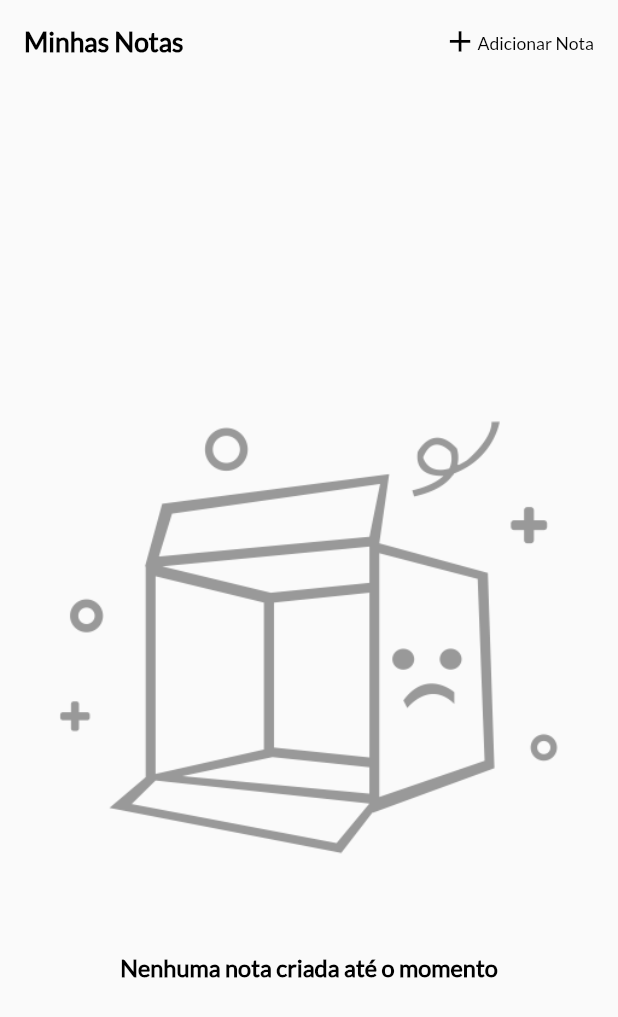
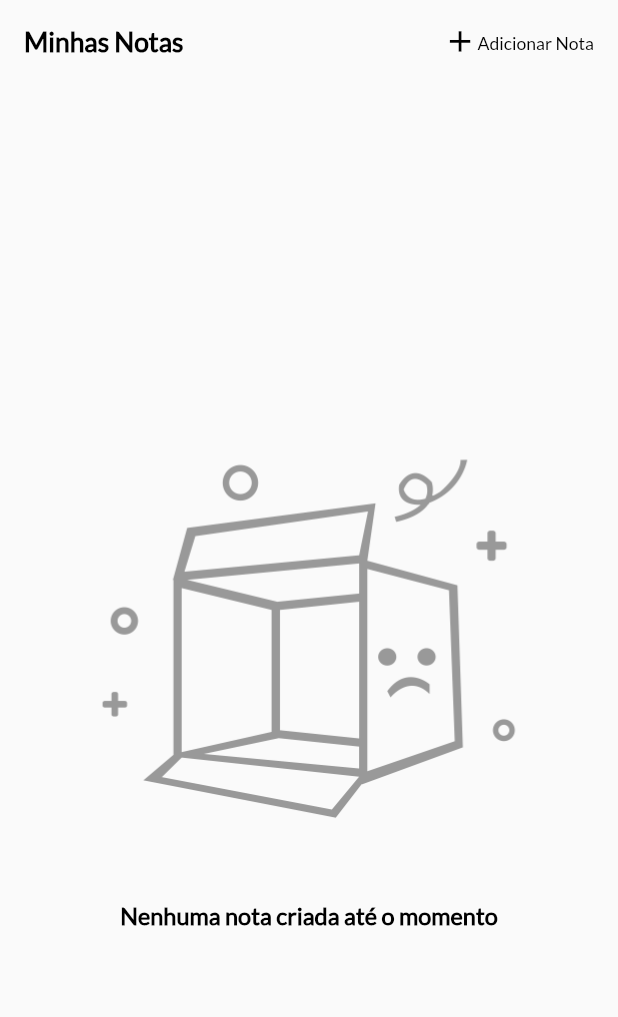
Before and after one commit to AntonioRNeto216/checklist, a Flutter app: the screen it shows after launch, on a phone screen of 412 x 824 dp. Shown: the top 1017 px of the screen. Run offline on Flutter 3.47's test engine with Material 2 defaults, Android fonts, the phone set to English and light mode, and no system bars; our stand-ins replace sqflite; accounts and stored records are empty.

Commit message:
Imagem com height e width

```diff
--- a/lib/screens/minhasnotas/minhas_notas.dart
+++ b/lib/screens/minhasnotas/minhas_notas.dart
@@ -129,7 +129,11 @@ class _MinhasNotasState extends State<MinhasNotas> {
                     child: Column(
                       mainAxisAlignment: MainAxisAlignment.center,
                       children: [
-                        Image.asset(_imagemListaVazia),
+                        Image.asset(
+                          _imagemListaVazia,
+                          height: size.height * 0.414973,
+                          width: size.width * 0.850694,
+                        ),
                         Text(
                           _textoListaVazia,
                           style: TextStyle(
```
